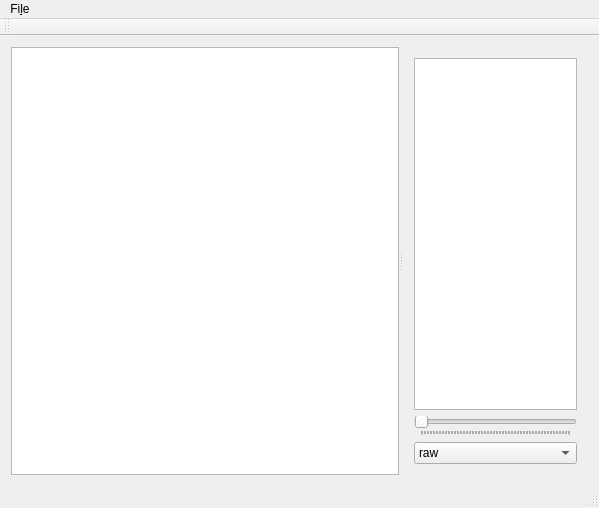
The window that clifview.ui (hendrikschilling/clifview) describes before a commit, drawn with Qt 5.
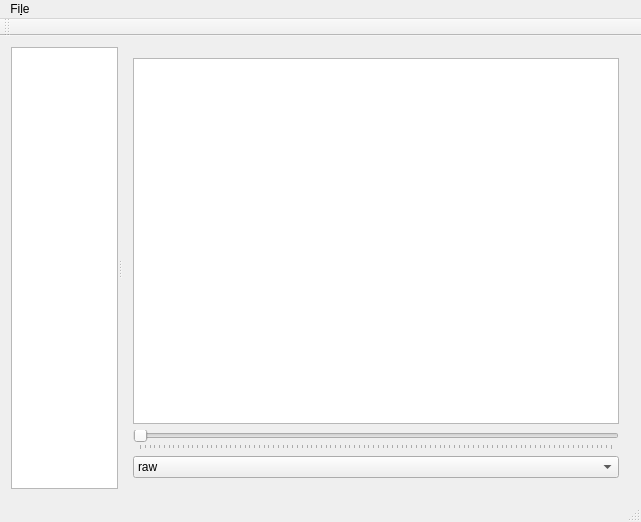
The same window after the commit. Custom widgets are drawn as their Qt base class.

Commit message: better layout, zoom

```diff
--- a/clifview.ui
+++ b/clifview.ui
@@ -6,37 +6,52 @@
    <rect>
     <x>0</x>
     <y>0</y>
-    <width>599</width>
-    <height>508</height>
+    <width>641</width>
+    <height>522</height>
    </rect>
   </property>
+  <property name="sizePolicy">
+   <sizepolicy hsizetype="Maximum" vsizetype="Maximum">
+    <horstretch>0</horstretch>
+    <verstretch>0</verstretch>
+   </sizepolicy>
+  </property>
   <property name="windowTitle">
    <string>ClifView</string>
   </property>
   <widget class="QWidget" name="centralWidget">
-   <layout class="QGridLayout" name="gridLayout_3">
+   <property name="sizePolicy">
+    <sizepolicy hsizetype="Expanding" vsizetype="Expanding">
+     <horstretch>0</horstretch>
+     <verstretch>0</verstretch>
+    </sizepolicy>
+   </property>
+   <layout class="QGridLayout" name="gridLayout_2">
     <item row="0" column="0">
      <widget class="QSplitter" name="splitter">
-      <property name="sizePolicy">
-       <sizepolicy hsizetype="Expanding" vsizetype="Expanding">
-        <horstretch>0</horstretch>
-        <verstretch>0</verstretch>
-       </sizepolicy>
-      </property>
       <property name="orientation">
        <enum>Qt::Horizontal</enum>
       </property>
-      <widget class="QListWidget" name="datasetList"/>
-      <widget class="QWidget" name="verticalLayoutWidget">
+      <widget class="QListWidget" name="datasetList">
+       <property name="sizePolicy">
+        <sizepolicy hsizetype="Expanding" vsizetype="Expanding">
+         <horstretch>1</horstretch>
+         <verstretch>0</verstretch>
+        </sizepolicy>
+       </property>
+      </widget>
+      <widget class="QWidget" name="widget" native="true">
+       <property name="sizePolicy">
+        <sizepolicy hsizetype="Expanding" vsizetype="Expanding">
+         <horstretch>10</horstretch>
+         <verstretch>0</verstretch>
+        </sizepolicy>
+       </property>
+       <layout class="QGridLayout" name="gridLayout">
+        <item row="0" column="0">
        <layout class="QVBoxLayout" name="verticalLayout_2">
         <item>
          <widget class="ScaledQGraphicsView" name="viewer">
-          <property name="sizePolicy">
-           <sizepolicy hsizetype="Expanding" vsizetype="Expanding">
-            <horstretch>0</horstretch>
-            <verstretch>0</verstretch>
-           </sizepolicy>
-          </property>
           <property name="sizeAdjustPolicy">
            <enum>QAbstractScrollArea::AdjustToContents</enum>
           </property>
@@ -76,6 +91,8 @@
          </widget>
         </item>
        </layout>
+        </item>
+       </layout>
       </widget>
      </widget>
     </item>
@@ -86,7 +103,7 @@
     <rect>
      <x>0</x>
      <y>0</y>
-     <width>599</width>
+     <width>641</width>
      <height>19</height>
     </rect>
    </property>
```
Lines whose indentation alone changed are shown as unchanged. The commit also changes 4 other files.
